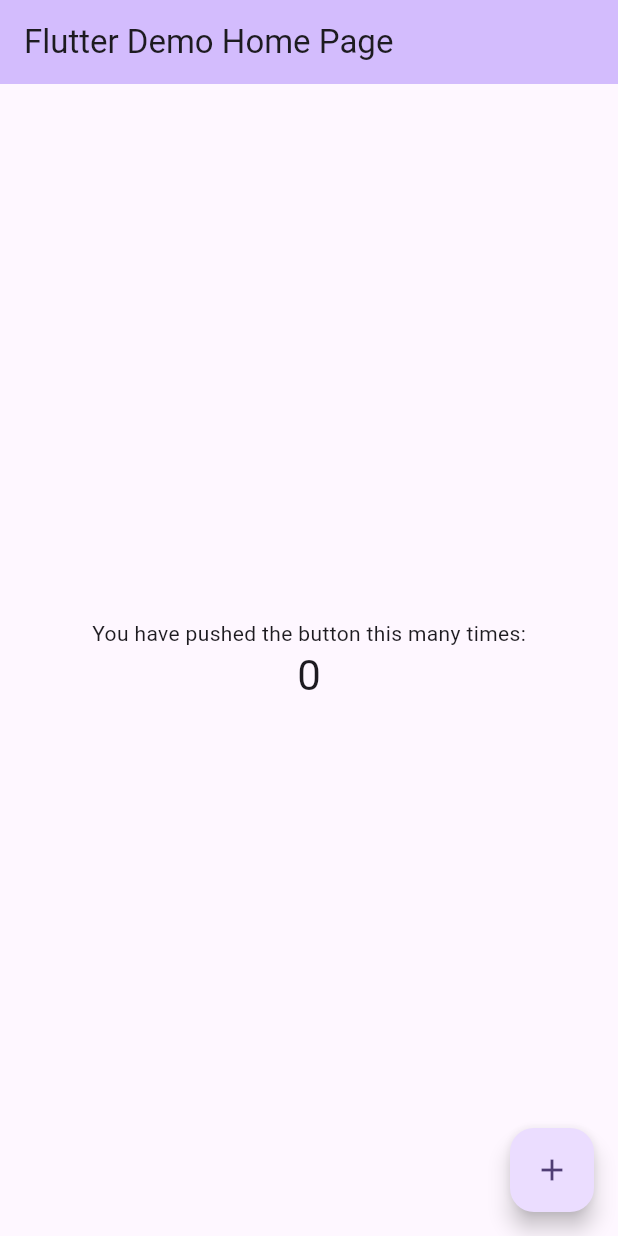
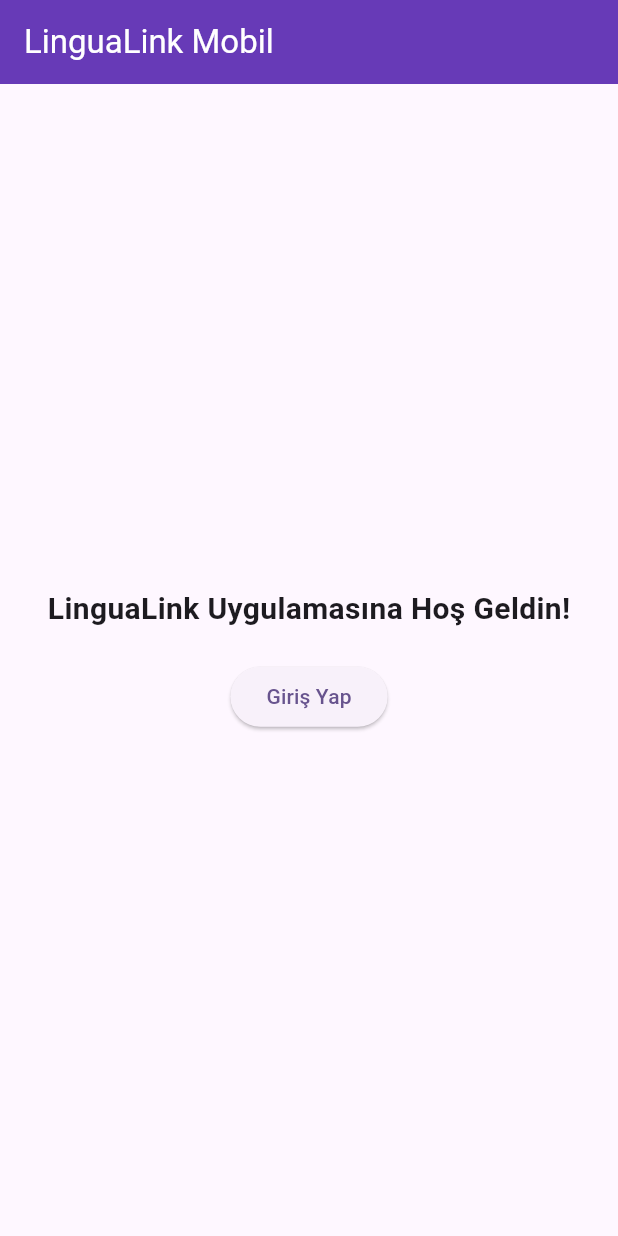
Before and after one commit to beyzahiz/lingualink-platform, a Flutter app: the screen it shows after launch, on a phone screen of 412 x 824 dp. Run offline on Flutter 3.47's test engine with Material 3 defaults, Android fonts, the light colour scheme and no system bars; our stand-ins replace flutter_riverpod.

Commit message:
mobile başlandı

```diff
--- a/mobile/lib/main.dart
+++ b/mobile/lib/main.dart
@@ -1,122 +1,76 @@
 import 'package:flutter/material.dart';
+import 'package:flutter_riverpod/flutter_riverpod.dart';
 
 void main() {
-  runApp(const MyApp());
+  // 1. Uygulamanın çalışmasını başlatan ana fonksiyon
+  // Riverpod kütüphanesinin (State Management) çalışabilmesi için tüm uygulamayı
+  // "ProviderScope" dediğimiz bir görünmez koruyucu katmanla sarmalıyoruz.
+  runApp(
+    const ProviderScope(
+      child: MyApp(),
+    ),
+  );
 }
 
+// 2. Uygulamamızın ana widget'ı (Kök Tasarım)
+// Bu widget sabit bir ayar katmanı olduğu için StatelessWidget olarak tanımladık.
 class MyApp extends StatelessWidget {
   const MyApp({super.key});
 
-  // This widget is the root of your application.
   @override
   Widget build(BuildContext context) {
+    // MaterialApp, Flutter'ın bize sunduğu hazır tasarım dilidir (Material Design).
+    // Uygulamanın yazı tipleri, renkleri ve teması buradan yönetilir.
     return MaterialApp(
-      title: 'Flutter Demo',
+      title: 'LinguaLink',
+      debugShowCheckedModeBanner: false, // Sağ üstteki "Debug" şeridini kaldırır
       theme: ThemeData(
-        // This is the theme of your application.
-        //
-        // TRY THIS: Try running your application with "flutter run". You'll see
-        // the application has a purple toolbar. Then, without quitting the app,
-        // try changing the seedColor in the colorScheme below to Colors.green
-        // and then invoke "hot reload" (save your changes or press the "hot
-        // reload" button in a Flutter-supported IDE, or press "r" if you used
-        // the command line to start the app).
-        //
-        // Notice that the counter didn't reset back to zero; the application
-        // state is not lost during the reload. To reset the state, use hot
-        // restart instead.
-        //
-        // This works for code too, not just values: Most code changes can be
-        // tested with just a hot reload.
-        colorScheme: .fromSeed(seedColor: Colors.deepPurple),
+        colorScheme: ColorScheme.fromSeed(seedColor: Colors.deepPurple),
+        useMaterialDesign: true, // Modern görünüm standartlarını aktif eder
       ),
-      home: const MyHomePage(title: 'Flutter Demo Home Page'),
+      // Uygulama ilk açıldığında ekranda ne görüneceğini "home" parametresi belirler.
+      // Şimdilik test amaçlı oluşturduğumuz Giriş Ekranını çağırıyoruz.
+      home: const DummyLoginScreen(),
     );
   }
 }
 
-class MyHomePage extends StatefulWidget {
-  const MyHomePage({super.key, required this.title});
-
-  // This widget is the home page of your application. It is stateful, meaning
-  // that it has a State object (defined below) that contains fields that affect
-  // how it looks.
-
-  // This class is the configuration for the state. It holds the values (in this
-  // case the title) provided by the parent (in this case the App widget) and
-  // used by the build method of the State. Fields in a Widget subclass are
-  // always marked "final".
-
-  final String title;
-
-  @override
-  State<MyHomePage> createState() => _MyHomePageState();
-}
-
-class _MyHomePageState extends State<MyHomePage> {
-  int _counter = 0;
-
-  void _incrementCounter() {
-    setState(() {
-      // This call to setState tells the Flutter framework that something has
-      // changed in this State, which causes it to rerun the build method below
-      // so that the display can reflect the updated values. If we changed
-      // _counter without calling setState(), then the build method would not be
-      // called again, and so nothing would appear to happen.
-      _counter++;
-    });
-  }
+// 3. Geçici Giriş Ekranımız (dummy)
+// Kodumuz hata vermesin ve ekranda bir şey görebilelim diye basit bir arayüz oluşturduk.
+class DummyLoginScreen extends StatelessWidget {
+  const DummyLoginScreen({super.key});
 
   @override
   Widget build(BuildContext context) {
-    // This method is rerun every time setState is called, for instance as done
-    // by the _incrementCounter method above.
-    //
-    // The Flutter framework has been optimized to make rerunning build methods
-    // fast, so that you can just rebuild anything that needs updating rather
-    // than having to individually change instances of widgets.
+    // Scaffold, bir mobil ekranın temel iskeletidir (Beyaz boş sayfa sunar).
     return Scaffold(
+      // AppBar, ekranın en üstündeki başlık çubuğudur.
       appBar: AppBar(
-        // TRY THIS: Try changing the color here to a specific color (to
-        // Colors.amber, perhaps?) and trigger a hot reload to see the AppBar
-        // change color while the other colors stay the same.
-        backgroundColor: Theme.of(context).colorScheme.inversePrimary,
-        // Here we take the value from the MyHomePage object that was created by
-        // the App.build method, and use it to set our appbar title.
-        title: Text(widget.title),
+        title: const Text('LinguaLink Mobil'),
+        backgroundColor: Colors.deepPurple,
+        foregroundColor: Colors.white,
       ),
+      // Body, ekranın geri kalan ana gövdesidir.
+      // Center widget'ı, içindeki her şeyi ekranın tam ortasına hizalar.
       body: Center(
-        // Center is a layout widget. It takes a single child and positions it
-        // in the middle of the parent.
         child: Column(
-          // Column is also a layout widget. It takes a list of children and
-          // arranges them vertically. By default, it sizes itself to fit its
-          // children horizontally, and tries to be as tall as its parent.
-          //
-          // Column has various properties to control how it sizes itself and
-          // how it positions its children. Here we use mainAxisAlignment to
-          // center the children vertically; the main axis here is the vertical
-          // axis because Columns are vertical (the cross axis would be
-          // horizontal).
-          //
-          // TRY THIS: Invoke "debug painting" (choose the "Toggle Debug Paint"
-          // action in the IDE, or press "p" in the console), to see the
-          // wireframe for each widget.
-          mainAxisAlignment: .center,
+          mainAxisAlignment: MainAxisAlignment.center, // Elemanları dikeyde ortalar
           children: [
-            const Text('You have pushed the button this many times:'),
-            Text(
-              '$_counter',
-              style: Theme.of(context).textTheme.headlineMedium,
+            const Text(
+              'LinguaLink Uygulamasına Hoş Geldin!',
+              style: TextStyle(fontSize: 20, fontWeight: FontWeight.bold),
+            ),
+            const SizedBox(height: 20), // İki eleman arasına 20 piksel boşluk koyar
+            ElevatedButton(
+              onPressed: () {
+                // Butona basıldığında şimdilik konsola yazı yazdırıyoruz
+                print('Giriş Yap Butonuna Basıldı!');
+              },
+              child: const Text('Giriş Yap'),
             ),
           ],
         ),
       ),
-      floatingActionButton: FloatingActionButton(
-        onPressed: _incrementCounter,
-        tooltip: 'Increment',
-        child: const Icon(Icons.add),
-      ),
     );
   }
 }
```
